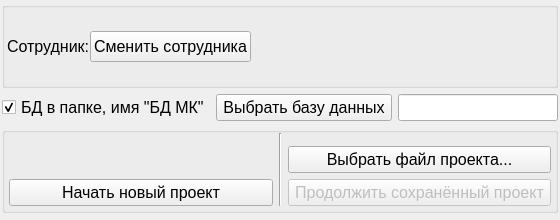
This is startdialog.ui in YakSid/KDC_RSREU as Qt 5 draws it before an edit. The edited form follows.
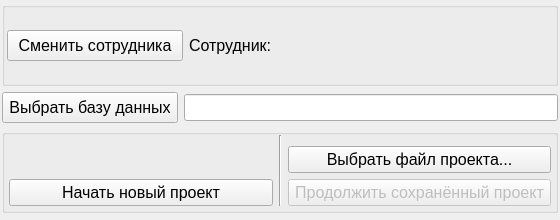
This is the edited form. Icons and pictures are not drawn.

The edit to the form file:
```diff
--- a/startdialog.ui
+++ b/startdialog.ui
@@ -532,6 +532,9 @@
           </property>
           <item row="0" column="0">
            <layout class="QHBoxLayout" name="horizontalLayout">
+            <property name="spacing">
+             <number>6</number>
+            </property>
             <property name="leftMargin">
              <number>2</number>
             </property>
@@ -544,18 +547,17 @@
             <property name="bottomMargin">
              <number>2</number>
             </property>
-            <item>
-             <widget class="QLabel" name="lb_author">
-              <property name="text">
-               <string>Сотрудник:</string>
-              </property>
-             </widget>
-            </item>
             <item>
              <widget class="QPushButton" name="pb_changeAuthor">
               <property name="minimumSize">
                <size>
-                <width>0</width>
+                <width>176</width>
+                <height>31</height>
+               </size>
+              </property>
+              <property name="maximumSize">
+               <size>
+                <width>176</width>
                 <height>31</height>
                </size>
               </property>
@@ -564,6 +566,13 @@
               </property>
              </widget>
             </item>
+            <item>
+             <widget class="QLabel" name="lb_author">
+              <property name="text">
+               <string>Сотрудник:</string>
+              </property>
+             </widget>
+            </item>
             <item>
              <spacer name="horizontalSpacer_7">
               <property name="orientation">
@@ -584,35 +593,18 @@
        </item>
        <item>
         <layout class="QHBoxLayout" name="horizontalLayout_3">
-         <item>
-          <widget class="QCheckBox" name="ch_dbLocal">
-           <property name="text">
-            <string>БД в папке, имя &quot;БД МК&quot;</string>
-           </property>
-           <property name="checked">
-            <bool>true</bool>
-           </property>
-          </widget>
-         </item>
-         <item>
-          <spacer name="horizontalSpacer_8">
-           <property name="orientation">
-            <enum>Qt::Horizontal</enum>
-           </property>
-           <property name="sizeHint" stdset="0">
-            <size>
-             <width>40</width>
-             <height>20</height>
-            </size>
-           </property>
-          </spacer>
-         </item>
          <item>
           <widget class="QPushButton" name="pb_dbManage">
            <property name="minimumSize">
             <size>
              <width>176</width>
-             <height>0</height>
+             <height>31</height>
+            </size>
+           </property>
+           <property name="maximumSize">
+            <size>
+             <width>176</width>
+             <height>31</height>
             </size>
            </property>
            <property name="text">
```
